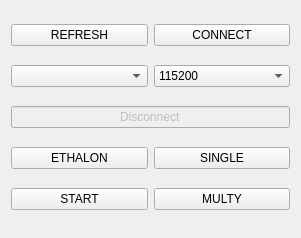
First picture: the form in interfaces/left_panel.ui, repository plailok/PyQT5_Color_Sensor, before the edit.
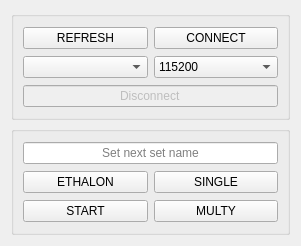
Second picture: the form after the edit.

Commit message: buttons_widget redesign QLineEdit('sample_name') edit

The edit to the form file:
```diff
--- a/interfaces/left_panel.ui
+++ b/interfaces/left_panel.ui
@@ -7,13 +7,25 @@
     <x>0</x>
     <y>0</y>
     <width>301</width>
-    <height>238</height>
+    <height>246</height>
    </rect>
   </property>
   <property name="windowTitle">
    <string>Form</string>
   </property>
-  <layout class="QVBoxLayout" name="verticalLayout" stretch="0,0,0,0,0">
+  <layout class="QVBoxLayout" name="verticalLayout" stretch="0,0">
+   <item>
+    <widget class="QGroupBox" name="groupBox">
+     <property name="title">
+      <string/>
+     </property>
+     <property name="alignment">
+      <set>Qt::AlignCenter</set>
+     </property>
+     <property name="flat">
+      <bool>true</bool>
+     </property>
+     <layout class="QVBoxLayout" name="verticalLayout_2">
    <item>
     <layout class="QHBoxLayout" name="horizontalLayout_2">
      <item>
@@ -72,6 +84,34 @@
      </property>
     </widget>
    </item>
+     </layout>
+    </widget>
+   </item>
+   <item>
+    <widget class="QGroupBox" name="groupBox_2">
+     <property name="title">
+      <string/>
+     </property>
+     <property name="alignment">
+      <set>Qt::AlignCenter</set>
+     </property>
+     <property name="flat">
+      <bool>true</bool>
+     </property>
+     <layout class="QVBoxLayout" name="verticalLayout_3">
+      <item>
+       <widget class="QLineEdit" name="lineEdit">
+        <property name="alignment">
+         <set>Qt::AlignCenter</set>
+        </property>
+        <property name="placeholderText">
+         <string>Set next set name</string>
+        </property>
+        <property name="clearButtonEnabled">
+         <bool>true</bool>
+        </property>
+       </widget>
+      </item>
    <item>
     <layout class="QHBoxLayout" name="horizontalLayout_3">
      <item>
@@ -107,6 +147,9 @@
       </widget>
      </item>
     </layout>
+      </item>
+     </layout>
+    </widget>
    </item>
   </layout>
  </widget>
```
Left out of the diff: 2 changed lines with no effect on the pictures. Lines whose indentation alone changed are shown as unchanged. The commit also changes 2 other files.
